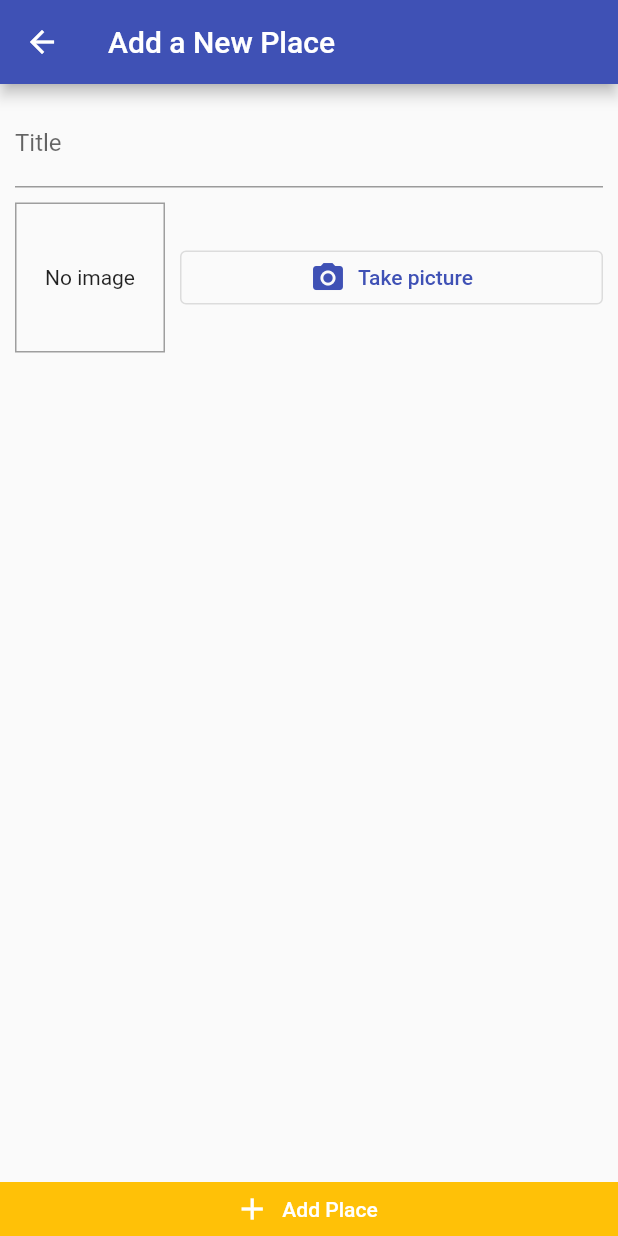
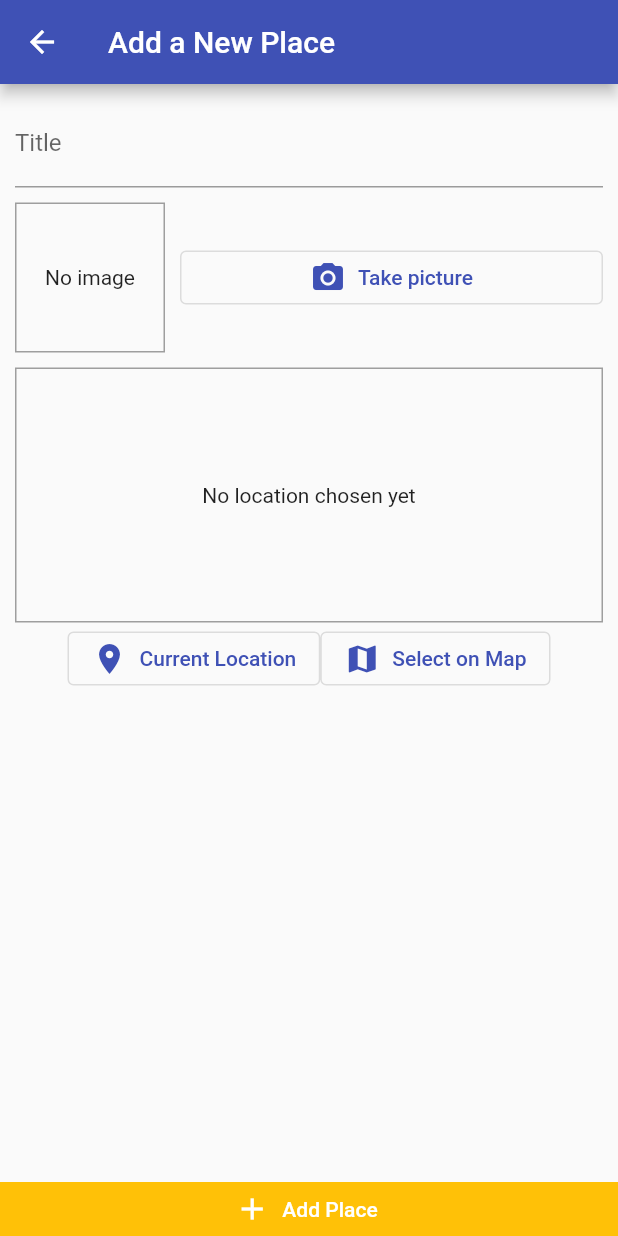
Before and after one commit to madamski3/places_app, a Flutter app: the AddPlaceScreen screen opened by its route, on a phone screen of 412 x 824 dp. Run offline on Flutter 3.47's test engine with Material 2 defaults, Android fonts, the phone set to English and light mode, and no system bars; our stand-ins replace google_maps_flutter, image_picker, location, sqflite; accounts and stored records are empty.

Commit message:
Allow user to set place location using either their current location or choosing one on a map

```diff
--- /dev/null
+++ b/lib/helpers/location_helper.dart
@@ -0,0 +1,11 @@
+const GOOGLE_API_KEY = 'AIzaSyC3suCUDwsXWo7f7o3B-vnmejbWYpt7siU';
+const SIGNATURE = 'zL9jbyjw2uhvCkluT2-dtKm1ZCc=';
+
+class LocationHelper {
+  static String generateLocationPreviewImage({
+    required double latitude,
+    required double longitude,
+  }) {
+    return 'https://maps.googleapis.com/maps/api/staticmap?center=&$latitude,$longitude&zoom=13&size=600x300&maptype=roadmap&markers=color:blue%7Clabel:A%7C$latitude,$longitude&key=$GOOGLE_API_KEY';
+  }
+}
--- a/lib/models/place.dart
+++ b/lib/models/place.dart
@@ -5,7 +5,7 @@ class PlaceLocation {
   final double longitude;
   final String? addressName;
 
-  PlaceLocation({
+  const PlaceLocation({
     required this.latitude,
     required this.longitude,
     this.addressName,
--- a/lib/screens/add_place_screen.dart
+++ b/lib/screens/add_place_screen.dart
@@ -3,6 +3,7 @@ import 'package:flutter/material.dart';
 import 'package:provider/provider.dart';
 import '../widgets/image_input.dart';
 import '../providers/places.dart';
+import '../widgets/location_input.dart';
 
 class AddPlaceScreen extends StatefulWidget {
   static const routeName = '/add-place';
@@ -53,6 +54,8 @@ class _AddPlaceScreenState extends State<AddPlaceScreen> {
                     ),
                     SizedBox(height: 10),
                     ImageInput(_chooseImage),
+                    SizedBox(height: 10),
+                    LocationInput(),
                   ],
                 ),
               ),
--- /dev/null
+++ b/lib/widgets/location_input.dart
@@ -0,0 +1,92 @@
+import 'package:flutter/material.dart';
+import 'package:location/location.dart';
+import '../helpers/location_helper.dart';
+import '../screens/map_screen.dart';
+
+class LocationInput extends StatefulWidget {
+  const LocationInput({Key? key}) : super(key: key);
+
+  @override
+  State<LocationInput> createState() => _LocationInputState();
+}
+
+class _LocationInputState extends State<LocationInput> {
+  String? _previewImageUrl;
+
+  Future<void> _getCurrentLocation() async {
+    final locData = await Location().getLocation();
+    final imageUrl = LocationHelper.generateLocationPreviewImage(
+        latitude: locData.latitude!, longitude: locData.longitude!);
+    setState(() {
+      _previewImageUrl = imageUrl;
+    });
+
+    print(locData.latitude);
+    print(locData.longitude);
+  }
+
+  Future<void> _selectOnMap() async {
+    final selectedLocation = await Navigator.of(context).push(
+      MaterialPageRoute(
+        fullscreenDialog: true,
+        builder: (context) => MapScreen(isSelecting: true),
+      ),
+    );
+    if (selectedLocation == null) {
+      return;
+    }
+  }
+
+  @override
+  Widget build(BuildContext context) {
+    return Column(
+      children: [
+        Container(
+          height: 170,
+          width: double.infinity,
+          alignment: Alignment.center,
+          decoration: BoxDecoration(
+              border: Border.all(
+            color: Colors.grey,
+            width: 1,
+          )),
+          child: _previewImageUrl == null
+              ? Text(
+                  'No location chosen yet',
+                  textAlign: TextAlign.center,
+                )
+              : Image.network(
+                  _previewImageUrl!,
+                  fit: BoxFit.cover,
+                  width: double.infinity,
+                ),
+        ),
+        Row(
+          mainAxisAlignment: MainAxisAlignment.center,
+          children: [
+            OutlinedButton.icon(
+              onPressed: _getCurrentLocation,
+              icon: Icon(
+                Icons.location_on,
+              ),
+              label: Text(
+                'Current Location',
+                style: TextStyle(color: Theme.of(context).primaryColor),
+              ),
+            ),
+            OutlinedButton.icon(
+              onPressed: _selectOnMap,
+              icon: Icon(
+                Icons.map,
+              ),
+              label: Text(
+                'Select on Map',
+                style: TextStyle(color: Theme.of(context).primaryColor),
+              ),
+            ),
+          ],
+        ),
+      ],
+    );
+  }
+}
--- a/pubspec.yaml
+++ b/pubspec.yaml
@@ -33,6 +33,9 @@ dependencies:
   path_provider: ^2.0.10
   path: ^1.8.0
   sqflite: ^2.0.2
+  location: ^4.4.0
+  location_web: ^3.1.1
+  google_maps_flutter: ^2.1.7
 
 dev_dependencies:
   flutter_test:
```
Also changed, not shown: lib/screens/map_screen.dart (added, +36 -0 lines), pubspec.lock, 4 other files.
